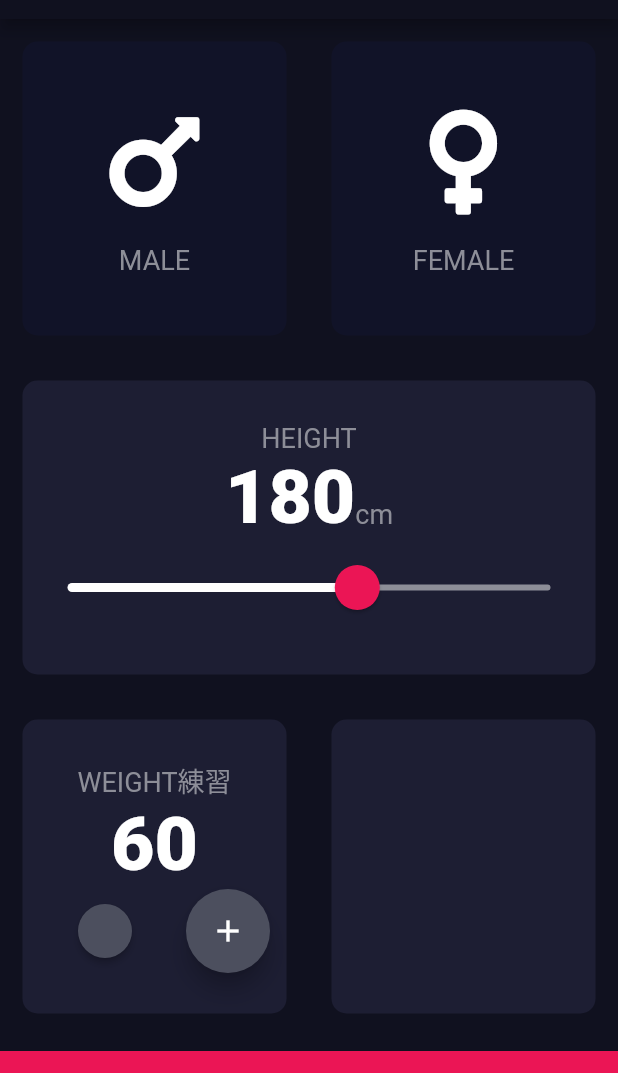
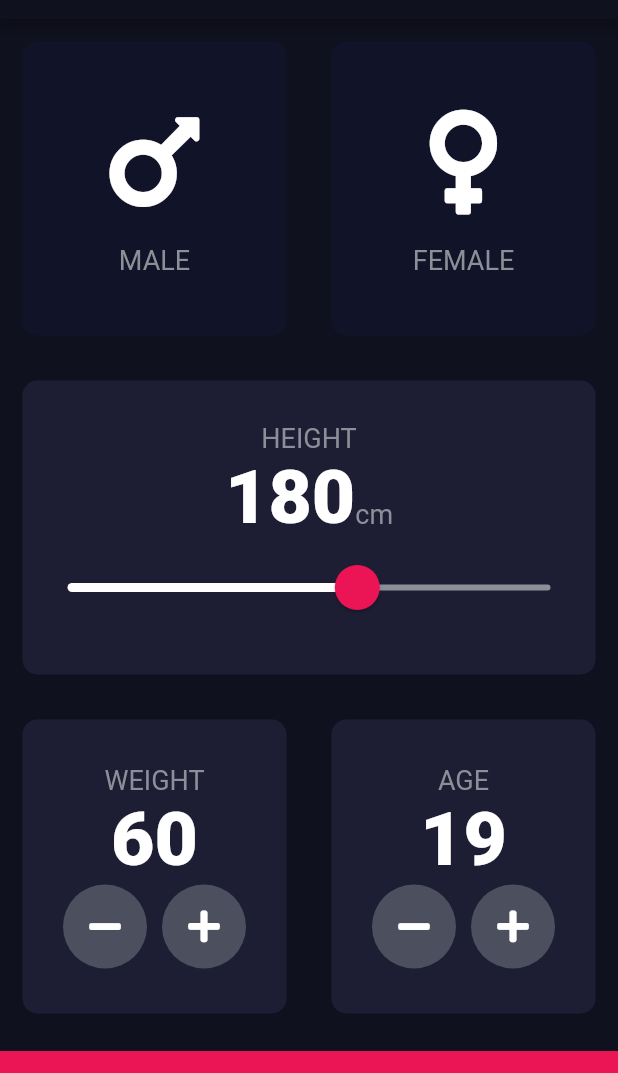
Before and after one commit to mimimimaimai55/bmi_calculator, a Flutter app: the screen it shows after launch, on a phone screen of 412 x 824 dp, the part 65-1138 px from its top. Run offline on Flutter 3.47's test engine with Material 2 defaults, Android fonts, the phone set to English and light mode, and no system bars; our stand-ins replace font_awesome_flutter.

Commit message:
セクション12の132まで終了

```diff
--- a/lib/input_page.dart
+++ b/lib/input_page.dart
@@ -19,6 +19,7 @@ class _InputPageState extends State<InputPage> {
   Gender? selectedGender;
   int height = 180;
   int weight = 60;
+  int age = 19;
 
     @override
     Widget build(BuildContext context) {
@@ -116,7 +117,7 @@ class _InputPageState extends State<InputPage> {
                           mainAxisAlignment: MainAxisAlignment.center,
                           children: <Widget>[
                             Text(
-                              'WEIGHT練習',
+                              'WEIGHT',
                                 style:kLabelTextStyle,
                             ),
                             Text(
@@ -126,15 +127,25 @@ class _InputPageState extends State<InputPage> {
                            Row(
                              mainAxisAlignment: MainAxisAlignment.center,
                               children:<Widget>[
-                                RoundIconButton(),
+                                RoundIconButton(
+                                    icon:FontAwesomeIcons.minus,
+                                  onPressed: (){
+                                      setState(() {
+                                        weight--;
+                                      });
+                                  },
+                                ),
                                SizedBox(width: 10.0,
                                ),
-                               FloatingActionButton(
-                                 backgroundColor: Color(0xff4c4f5e),
-                                 child: Icon(Icons.add,color: Colors.white,
-                                 ),
-                                 onPressed: (){},
-                               ),
+                                RoundIconButton(
+                                  icon:FontAwesomeIcons.plus,
+                                  onPressed: (){
+                                    setState(() {
+                                      weight++;
+                                    });
+                                  },
+                                ),
+
                              ],
                            ),
                            //  ElevatedButton(
@@ -153,6 +164,38 @@ class _InputPageState extends State<InputPage> {
                     Expanded(
                       child: ReusableCard(
                         colour: kActiveCardColour,
+                        cardChild: Column(
+                          mainAxisAlignment: MainAxisAlignment.center,
+                          children: <Widget>[
+                            Text(
+                            'AGE',
+                                style:kLabelTextStyle,
+                            ),
+                            Text(
+                              age.toString(),
+                              style: kNumberTextStyle,
+                            ),
+                            Row(
+                              mainAxisAlignment: MainAxisAlignment.center,
+                              children: <Widget>[
+                                RoundIconButton(icon: FontAwesomeIcons.minus,
+                                    onPressed: (){
+                                  setState(() {
+                                    age--;
+                                  });
+                                }),
+                                SizedBox(width: 10.0,
+                                ),
+                                RoundIconButton(icon: FontAwesomeIcons.plus,
+                                onPressed: (){
+                                  setState(() {
+                                    age++;
+                                  });
+                                },)
+                              ],
+                            )
+                          ],
+                        ),
                       ),
                     ),
                   ],
@@ -171,11 +214,23 @@ class _InputPageState extends State<InputPage> {
 
 
   class RoundIconButton extends StatelessWidget {
+  RoundIconButton({@required this.icon, @required this.onPressed});
+
+  final IconData? icon;
+  final VoidCallback? onPressed;
 
     @override
     Widget build(BuildContext context) {
       return RawMaterialButton(
-        onPressed: (){},
+        elevation:0.0,
+        child: Icon(icon),
+        onPressed: onPressed,
+        disabledElevation: 6.0,
+        constraints: BoxConstraints.tightFor(
+          width:56.0,
+          height: 56.0,
+        ),
+
         shape: CircleBorder(),
         fillColor: Color(0xff4c4f5e),
 
```
